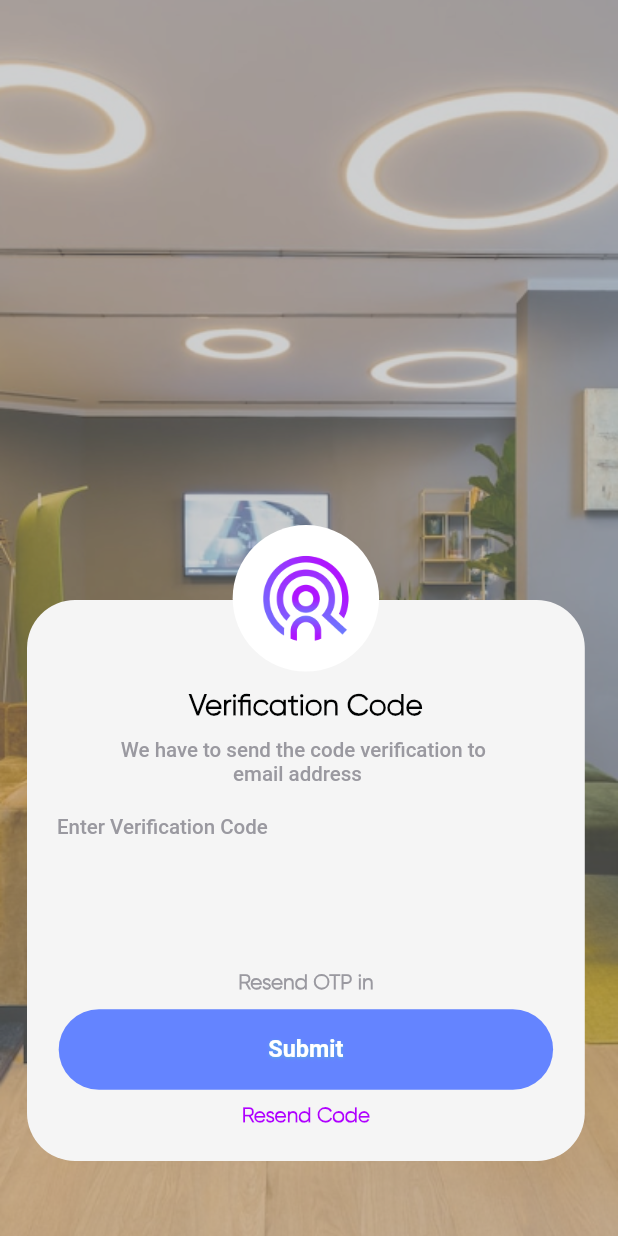
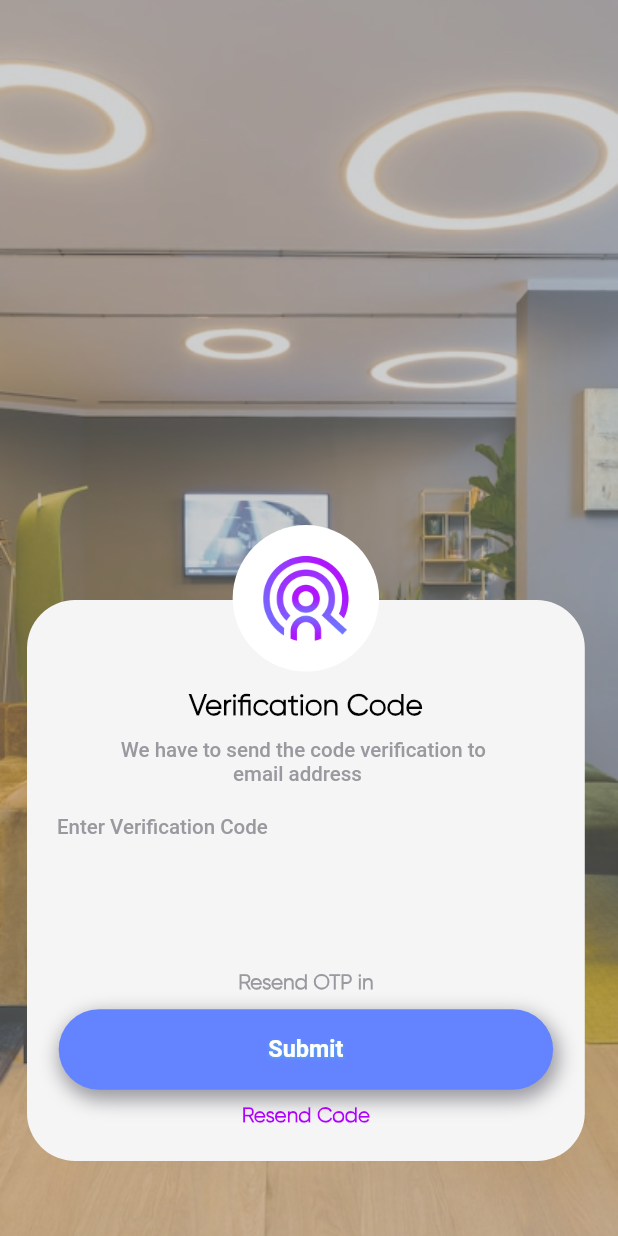
Before and after one commit to Shawon954/prefeex, a Flutter app: the FOEGOTVERIFICATION screen opened by its route, on a phone screen of 412 x 824 dp. Run offline on Flutter 3.47's test engine with Material 2 defaults, Android fonts, the phone set to English and light mode, and no system bars; our stand-ins replace flutter_screenutil, flutter_svg, get, smooth_page_indicator.

Commit message:
FORGOT PASSWORD PAGE DESIGN

```diff
--- a/lib/Button/custom_button.dart
+++ b/lib/Button/custom_button.dart
@@ -15,7 +15,18 @@ class CUSTOMBUTTON extends StatelessWidget {
       width: 312.w,
       decoration: BoxDecoration(
         color: Color(0xff6484FF),
-        borderRadius: BorderRadius.all(Radius.circular(30.r))
+        borderRadius: BorderRadius.all(Radius.circular(30.r)),
+        boxShadow: [
+          BoxShadow(
+            color: Color(0xff9A99A0),
+            blurRadius: 10.0,
+            spreadRadius: 2,
+            offset: Offset(
+              2,
+              5,
+            ),
+          )
+        ],
       ),
       child: Center(child: Text(AppStrings().Button,style: AppStyle().custombuttonstyle)),
 
--- a/lib/Screens/auth/login/views/login_views.dart
+++ b/lib/Screens/auth/login/views/login_views.dart
@@ -70,7 +70,10 @@ class _LOGINVIEWState extends State<LOGINVIEW> {
                             decoration: BoxDecoration(
                                 color: Color(0xfff5f5f5),
                                 borderRadius:
-                                BorderRadius.all(Radius.circular(32))),
+                                BorderRadius.all(Radius.circular(32)),
+
+
+                            ),
                             child: Stack(
                               alignment: Alignment.center,
                               children: [
```
